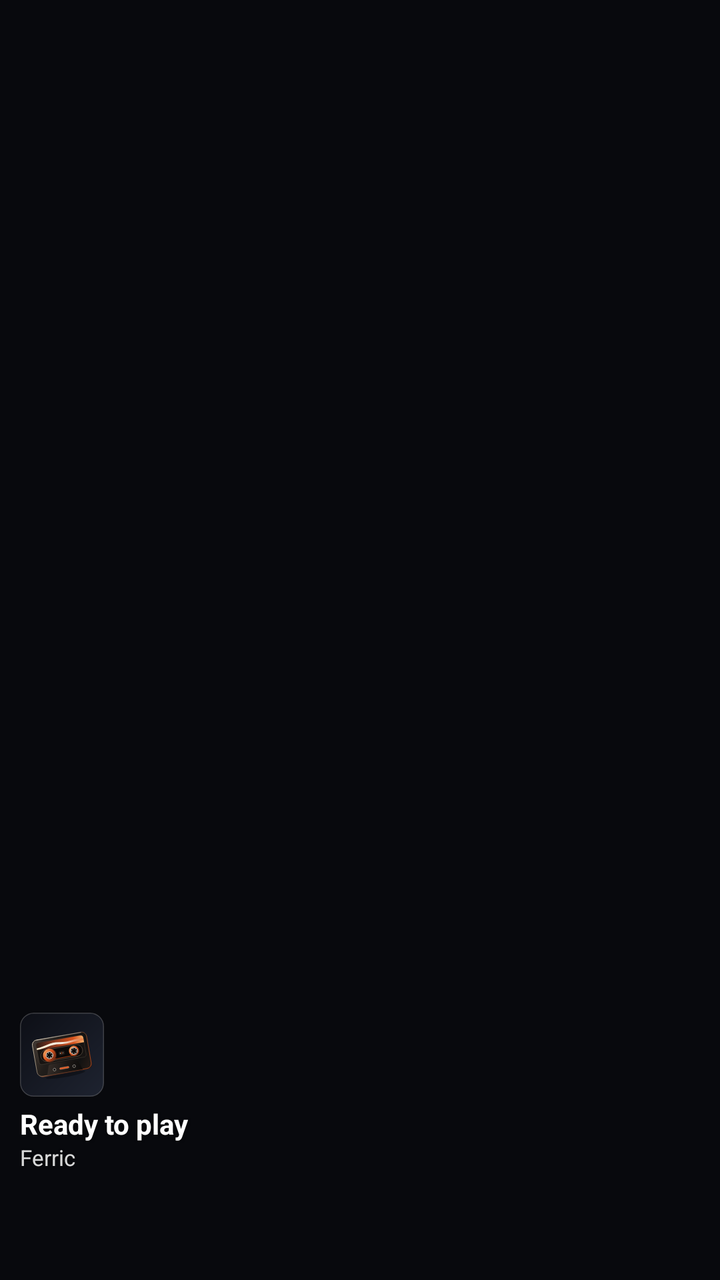
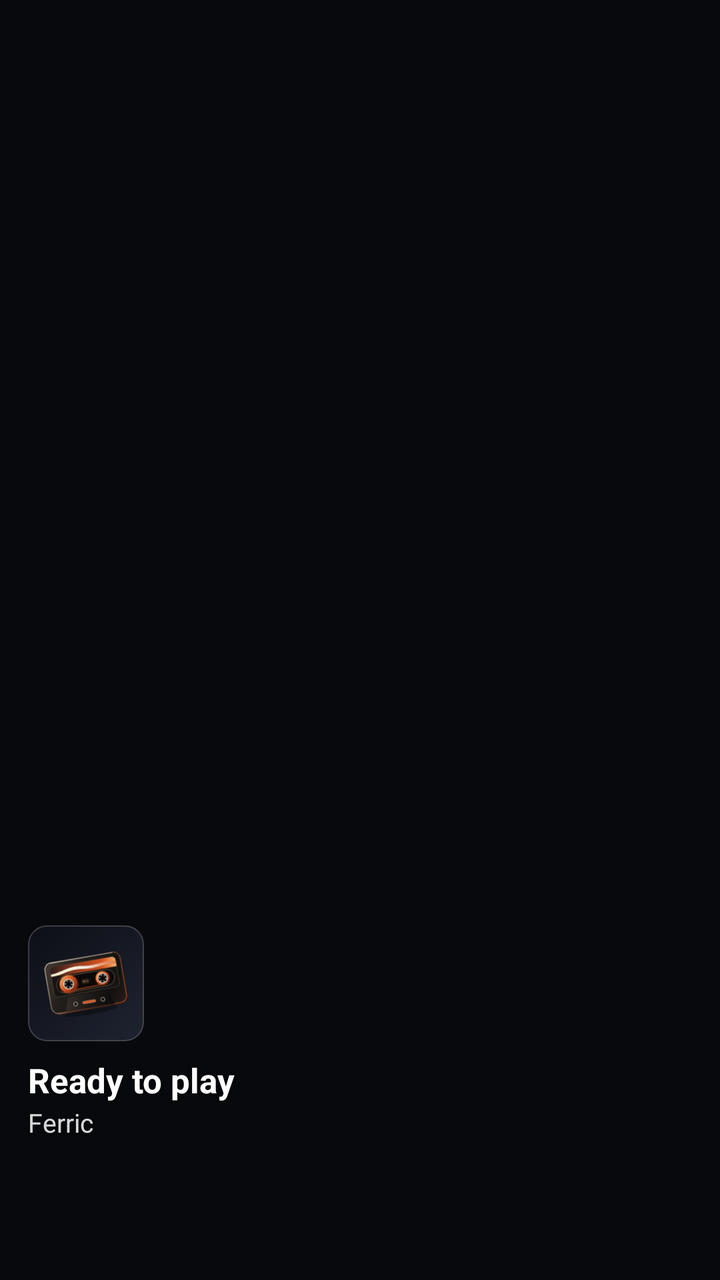

An Android layout rendered at two revisions. The XML below is the earlier revision; the diff shows what the commit changed to produce the second picture.
<!-- AndroidManifest.xml: application theme Theme.Ferric -->
<!-- res/layout/widget_square_cover.xml -->
<?xml version="1.0" encoding="utf-8"?>
<FrameLayout xmlns:android="http://schemas.android.com/apk/res/android"
    android:id="@+id/widget_root"
    android:layout_width="match_parent"
    android:layout_height="match_parent">

    <ImageView
        android:id="@+id/widget_glass_bg"
        android:layout_width="match_parent"
        android:layout_height="match_parent"
        android:contentDescription="@null"
        android:scaleType="fitXY" />

    <LinearLayout
        android:layout_width="match_parent"
        android:layout_height="match_parent"
        android:gravity="bottom"
        android:orientation="vertical"
        android:padding="10dp">

        <ImageView
            android:id="@+id/widget_art"
            android:layout_width="42dp"
            android:layout_height="42dp"
            android:layout_marginBottom="4dp"
            android:contentDescription="@string/app_name"
            android:scaleType="fitCenter"
            android:src="@drawable/widget_logo_placeholder" />

        <TextView
            android:id="@+id/widget_title"
            android:layout_width="match_parent"
            android:layout_height="wrap_content"
            android:ellipsize="end"
            android:maxLines="1"
            android:shadowColor="#77000000"
            android:shadowDx="0"
            android:shadowDy="1"
            android:shadowRadius="4"
            android:text="@string/widget_ready"
            android:textColor="#FFFFFFFF"
            android:textSize="14sp"
            android:textStyle="bold" />

        <TextView
            android:id="@+id/widget_artist"
            android:layout_width="match_parent"
            android:layout_height="wrap_content"
            android:ellipsize="end"
            android:maxLines="1"
            android:shadowColor="#66000000"
            android:shadowDx="0"
            android:shadowDy="1"
            android:shadowRadius="3"
            android:text="@string/app_name"
            android:textColor="#D8FFFFFF"
            android:textSize="11sp" />

        <LinearLayout
            android:layout_width="match_parent"
            android:layout_height="wrap_content"
            android:layout_marginTop="6dp"
            android:gravity="center_vertical"
            android:orientation="horizontal">

            <ImageButton
                android:id="@+id/widget_btn_play"
                android:layout_width="38dp"
                android:layout_height="38dp"
                android:background="@android:color/transparent"
                android:contentDescription="@string/widget_play_pause"
                android:padding="3dp"
                android:scaleType="fitCenter" />

            <ImageButton
                android:id="@+id/widget_btn_next"
                android:layout_width="36dp"
                android:layout_height="36dp"
                android:layout_marginStart="6dp"
                android:background="@android:color/transparent"
                android:contentDescription="@string/widget_next"
                android:padding="3dp"
                android:scaleType="fitCenter" />

            <ImageButton
                android:id="@+id/widget_btn_like"
                android:layout_width="38dp"
                android:layout_height="38dp"
                android:layout_marginStart="4dp"
                android:background="@android:color/transparent"
                android:contentDescription="@string/widget_like"
                android:padding="2dp"
                android:scaleType="fitCenter" />
        </LinearLayout>
    </LinearLayout>
</FrameLayout>
<!-- resources referenced by this layout -->
<resources>
  <!-- drawable widget_logo_placeholder (drawable) -->
  <?xml version="1.0" encoding="utf-8"?>
  <layer-list xmlns:android="http://schemas.android.com/apk/res/android">
      <item>
          <shape android:shape="rectangle">
              <corners android:radius="14dp" />
              <gradient
                  android:angle="135"
                  android:startColor="#1E2330"
                  android:endColor="#0D0F16" />
              <stroke
                  android:width="1dp"
                  android:color="#33FFFFFF" />
          </shape>
      </item>
      <item
          android:left="-10dp"
          android:top="-10dp"
          android:right="-10dp"
          android:bottom="-10dp"
          android:drawable="@drawable/ic_launcher_foreground" />
  </layer-list>
  <string name="app_name">Ferric</string>
  <string name="widget_like">Toggle like</string>
  <string name="widget_next">Next track</string>
  <string name="widget_play_pause">Play or pause</string>
  <string name="widget_ready">Ready to play</string>
  <style name="Theme.Ferric" parent="android:Theme.Material.NoActionBar">
          <item name="android:windowBackground">@color/ferric_launch_bg</item>
          <item name="android:statusBarColor">@android:color/transparent</item>
          <item name="android:navigationBarColor">@android:color/transparent</item>
      </style>
  <!-- drawable ic_launcher_foreground: vector/xml drawable (drawable, 9165 chars, omitted) -->
  <color name="ferric_launch_bg">#08090D</color>
</resources>

<!-- the commit's change to res/layout/widget_square_cover.xml (unified diff, before → after) -->
@@ -16,13 +16,13 @@
         android:layout_height="match_parent"
         android:gravity="bottom"
         android:orientation="vertical"
-        android:padding="10dp">
+        android:padding="14dp">
 
         <ImageView
             android:id="@+id/widget_art"
-            android:layout_width="42dp"
-            android:layout_height="42dp"
-            android:layout_marginBottom="4dp"
+            android:layout_width="58dp"
+            android:layout_height="58dp"
+            android:layout_marginBottom="8dp"
             android:contentDescription="@string/app_name"
             android:scaleType="fitCenter"
             android:src="@drawable/widget_logo_placeholder" />
@@ -39,13 +39,14 @@
             android:shadowRadius="4"
             android:text="@string/widget_ready"
             android:textColor="#FFFFFFFF"
-            android:textSize="14sp"
+            android:textSize="17sp"
             android:textStyle="bold" />
 
         <TextView
             android:id="@+id/widget_artist"
             android:layout_width="match_parent"
             android:layout_height="wrap_content"
+            android:layout_marginTop="1dp"
             android:ellipsize="end"
             android:maxLines="1"
             android:shadowColor="#66000000"
@@ -54,39 +55,43 @@
             android:shadowRadius="3"
             android:text="@string/app_name"
             android:textColor="#D8FFFFFF"
-            android:textSize="11sp" />
+            android:textSize="13sp" />
 
         <LinearLayout
             android:layout_width="match_parent"
             android:layout_height="wrap_content"
-            android:layout_marginTop="6dp"
+            android:layout_marginTop="10dp"
             android:gravity="center_vertical"
             android:orientation="horizontal">
 
             <ImageButton
                 android:id="@+id/widget_btn_play"
-                android:layout_width="38dp"
-                android:layout_height="38dp"
+                android:layout_width="46dp"
+                android:layout_height="46dp"
                 android:background="@android:color/transparent"
                 android:contentDescription="@string/widget_play_pause"
-                android:padding="3dp"
+                android:padding="2dp"
                 android:scaleType="fitCenter" />
 
             <ImageButton
                 android:id="@+id/widget_btn_next"
-                android:layout_width="36dp"
-                android:layout_height="36dp"
-                android:layout_marginStart="6dp"
+                android:layout_width="42dp"
+                android:layout_height="42dp"
+                android:layout_marginStart="14dp"
                 android:background="@android:color/transparent"
                 android:contentDescription="@string/widget_next"
                 android:padding="3dp"
                 android:scaleType="fitCenter" />
 
+            <FrameLayout
+                android:layout_width="0dp"
+                android:layout_height="1dp"
+                android:layout_weight="1" />
+
             <ImageButton
                 android:id="@+id/widget_btn_like"
-                android:layout_width="38dp"
-                android:layout_height="38dp"
-                android:layout_marginStart="4dp"
+                android:layout_width="40dp"
+                android:layout_height="40dp"
                 android:background="@android:color/transparent"
                 android:contentDescription="@string/widget_like"
                 android:padding="2dp"
